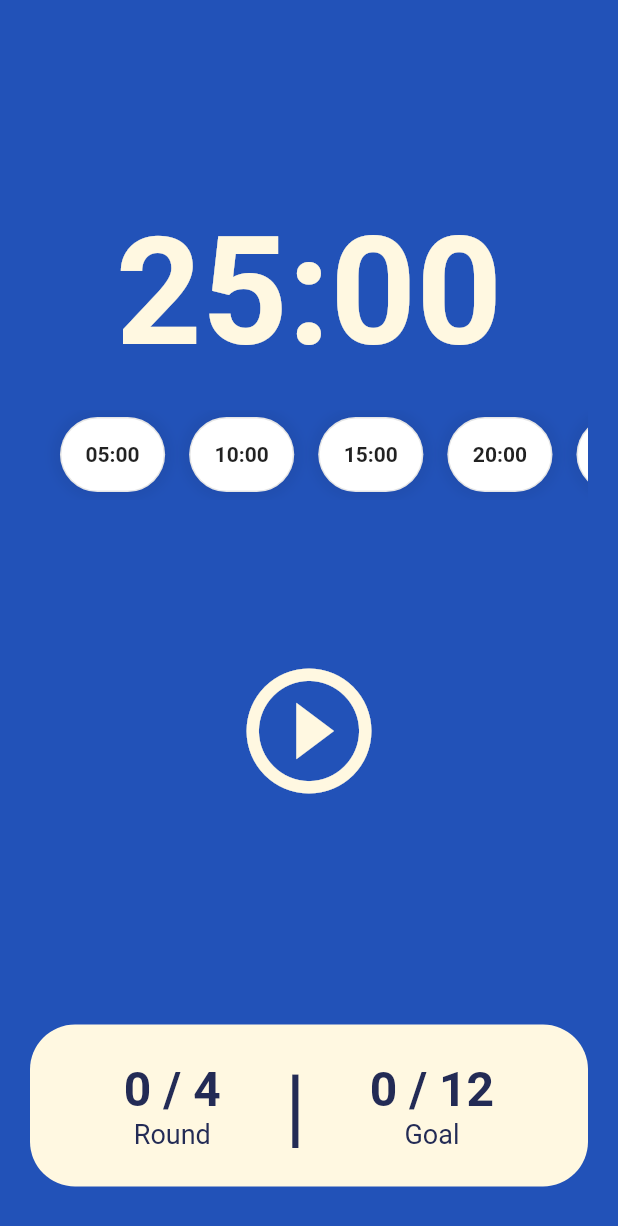
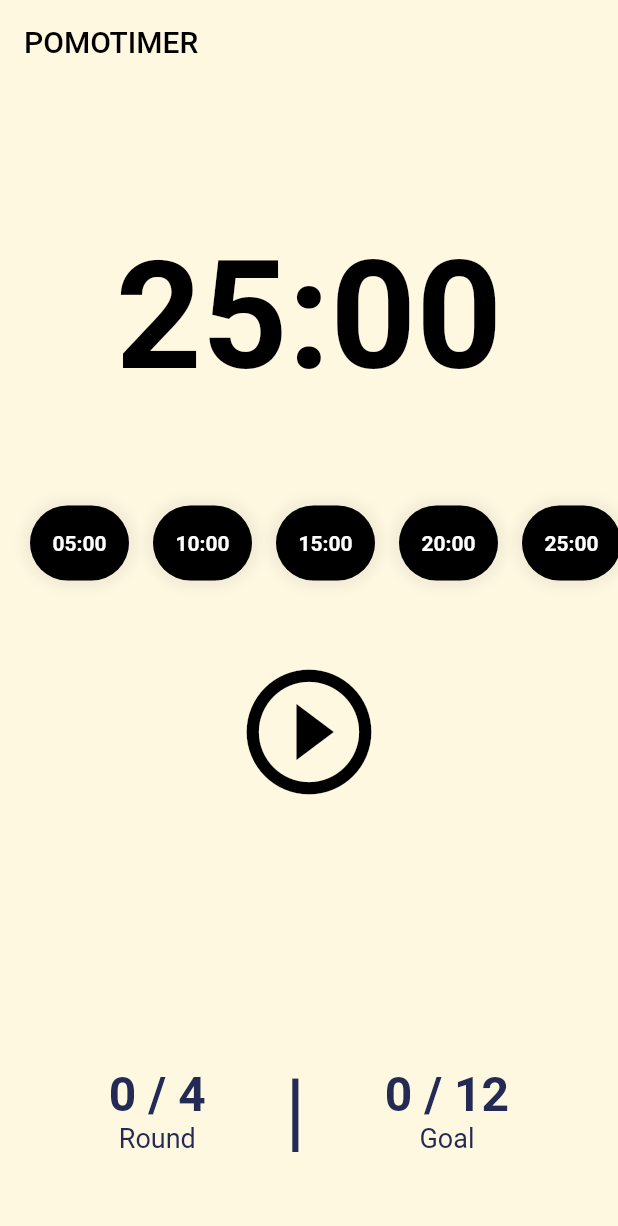
Before and after one commit to lips85/pomo_nomad, a Flutter app: the screen it shows after launch, on a phone screen of 412 x 824 dp. Shown: the top 1226 px of the screen. Run offline on Flutter 3.47's test engine with Material 3 defaults, Android fonts, the phone set to English and light mode, and no system bars.

Commit message:
변환 전

```diff
--- a/lib/main.dart
+++ b/lib/main.dart
@@ -15,7 +15,7 @@ class HaruPomodoro extends StatelessWidget {
       title: 'Haru Pomodoro',
       theme: ThemeData(
         useMaterial3: false,
-        scaffoldBackgroundColor: const Color.fromARGB(255, 34, 82, 184),
+        scaffoldBackgroundColor: Colors.white,
       ),
       home: const HomeScreen(),
     );
--- a/lib/screens/home_screen.dart
+++ b/lib/screens/home_screen.dart
@@ -76,29 +76,39 @@ class _HomeScreenState extends State<HomeScreen> {
   @override
   Widget build(BuildContext context) {
     return Scaffold(
-      body: SafeArea(
-        top: true,
-        bottom: true,
-        child: Padding(
-          padding: const EdgeInsets.symmetric(
-            horizontal: Sizes.size20,
-            vertical: Sizes.size40,
+      backgroundColor: Colors.amber[50],
+      appBar: AppBar(
+        backgroundColor: Colors.amber[50],
+        elevation: 0,
+        title: const Text(
+          "POMOTIMER",
+          style: TextStyle(
+            fontSize: Sizes.size20,
+            color: Colors.black,
           ),
-          child: Column(
+        ),
+        centerTitle: false,
+      ),
+      body: Column(
         children: [
           Gaps.v96,
-              Text(
+          Flexible(
+            flex: 2,
+            fit: FlexFit.tight,
+            child: Text(
               format(totalSeconds),
-                style: TextStyle(
-                  color: Colors.amber[50],
+              style: const TextStyle(
+                color: Colors.black,
                 fontSize: Sizes.size80 + Sizes.size20,
                 fontWeight: FontWeight.w600,
               ),
             ),
-              Gaps.v20,
-              SizedBox(
+          ),
+          Flexible(
+            flex: 1,
+            fit: FlexFit.tight,
+            child: SizedBox(
               height: Sizes.size60, // 높이 설정
-
               child: SingleChildScrollView(
                 padding: const EdgeInsets.symmetric(
                   horizontal: Sizes.size20,
@@ -112,34 +122,42 @@ class _HomeScreenState extends State<HomeScreen> {
                 ),
               ),
             ),
-              Gaps.v96,
-              IconButton(
+          ),
+          Flexible(
+            flex: 2,
+            fit: FlexFit.tight,
+            child: IconButton(
               iconSize: Sizes.size80 + Sizes.size20,
-                color: Colors.amber[50],
+              color: Colors.black,
               onPressed: isRunning ? onPausePressed : onStartPressed,
               icon: Icon(isRunning
                   ? Icons.pause_circle_filled_outlined
                   : Icons.play_circle_outline),
             ),
-              Gaps.v10,
-              AnimatedOpacity(
+          ),
+          Flexible(
+            flex: 1,
+            fit: FlexFit.tight,
+            child: AnimatedOpacity(
               duration: const Duration(milliseconds: 500),
               opacity: isRunning ? 1.0 : 0.0,
               child: IconButton(
                 iconSize: 40,
-                  color: Colors.amber[50],
+                color: Colors.black,
                 onPressed: onResetPressed,
                 icon: const Icon(Icons.restart_alt_outlined),
               ),
             ),
-              Gaps.v72,
-              Container(
+          ),
+          Flexible(
+            flex: 2,
+            fit: FlexFit.tight,
+            child: Container(
               padding: const EdgeInsets.symmetric(
                 horizontal: Sizes.size20,
                 vertical: Sizes.size20,
               ),
               decoration: BoxDecoration(
-                  color: Colors.amber[50],
                 borderRadius: BorderRadius.circular(30),
               ),
               child: Row(
@@ -166,9 +184,8 @@ class _HomeScreenState extends State<HomeScreen> {
                 ],
               ),
             ),
+          ),
         ],
-          ),
-        ),
       ),
     );
   }
--- a/lib/widgets/time_button.dart
+++ b/lib/widgets/time_button.dart
@@ -23,6 +23,16 @@ class _SelectedButtonState extends State<SelectedButton> {
     setState(() {
       _isSelected = !_isSelected;
     });
+    Future.delayed(
+      const Duration(milliseconds: 400),
+      () => {
+        setState(
+          () {
+            _isSelected = !_isSelected;
+          },
+        )
+      },
+    );
   }
 
   @override
@@ -34,12 +44,8 @@ class _SelectedButtonState extends State<SelectedButton> {
           right: Sizes.size16,
         ),
         duration: const Duration(milliseconds: 300),
-        padding: const EdgeInsets.symmetric(
-          vertical: Sizes.size16,
-          horizontal: Sizes.size16,
-        ),
         decoration: BoxDecoration(
-          color: _isSelected ? Theme.of(context).primaryColor : Colors.white,
+          color: _isSelected ? Theme.of(context).primaryColor : Colors.black,
           borderRadius: BorderRadius.circular(
             Sizes.size96,
           ),
@@ -54,11 +60,16 @@ class _SelectedButtonState extends State<SelectedButton> {
             ),
           ],
         ),
-        child: Text(
-          widget.time,
-          style: TextStyle(
+        child: TextButton(
+          onPressed: () {},
+          child: Text(
+            widget.time,
+            style: TextStyle(
               fontWeight: FontWeight.bold,
-              color: _isSelected ? Colors.white : Colors.black87),
+              color:
+                  _isSelected ? Theme.of(context).primaryColor : Colors.white,
+            ),
+          ),
         ),
       ),
     );
```
Lines whose indentation alone changed are shown as unchanged.
